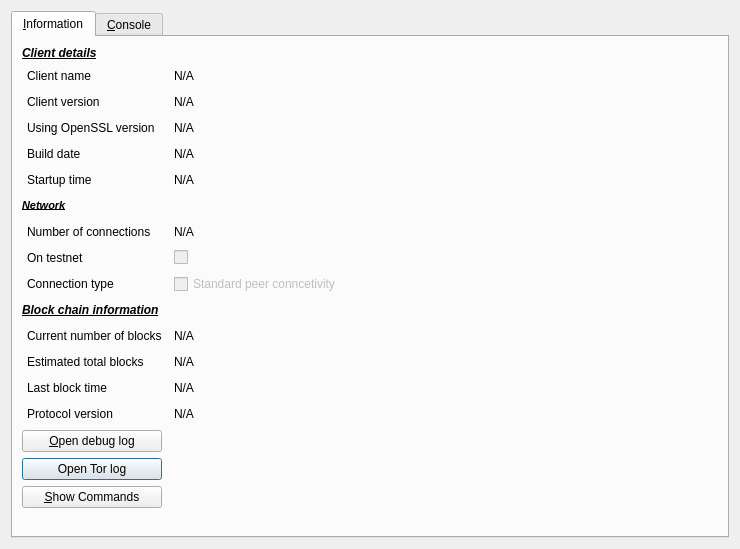
The window that src/qt/forms/rpcconsole.ui (mammix2/boostcoin-core) describes before a commit, drawn with Qt 5.
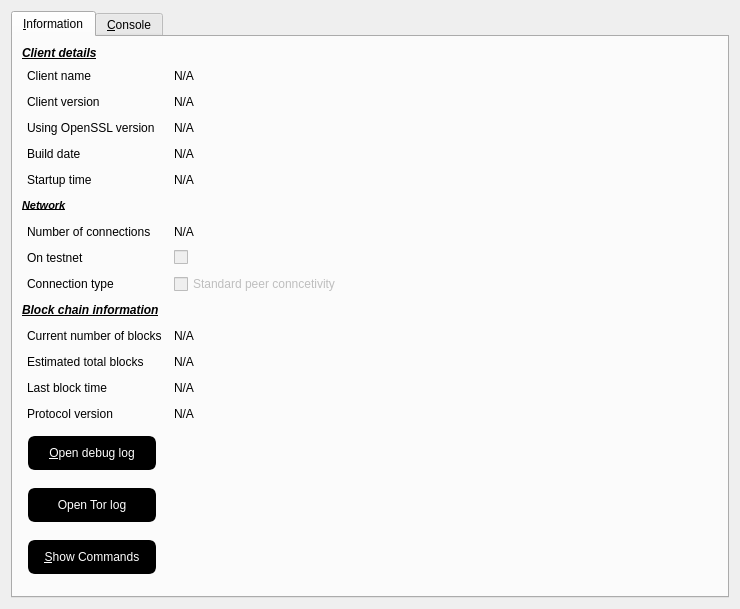
The same window after the commit. Icons and pictures are not drawn.

```diff
--- a/src/qt/forms/rpcconsole.ui
+++ b/src/qt/forms/rpcconsole.ui
@@ -7,12 +7,36 @@
     <x>0</x>
     <y>0</y>
     <width>740</width>
-    <height>549</height>
+    <height>609</height>
    </rect>
   </property>
   <property name="windowTitle">
    <string>BoostCoin - Debug window</string>
   </property>
+  <property name="styleSheet">
+   <string notr="true">QPushButton, QToolButton {
+        border: 4px solid #000000;
+        border-radius: 7px;
+        background-color: #000000;
+        color: white;
+        padding: 6px;
+        margin: 6px;
+}
+
+QPushButton:checked, QToolButton:checked {
+        color: #AEC6CF;
+}
+
+QPushButton:pressed, QToolButton:pressed {
+        border-color: #AEC6CF;
+        color: #AEC6CF;
+}
+
+QPushButton:disabled, QToolButton:disabled {
+        color: #444;
+        background-color: #222222;
+}</string>
+  </property>
   <layout class="QVBoxLayout" name="verticalLayout_2">
    <item>
     <widget class="QTabWidget" name="tabWidget">
```
